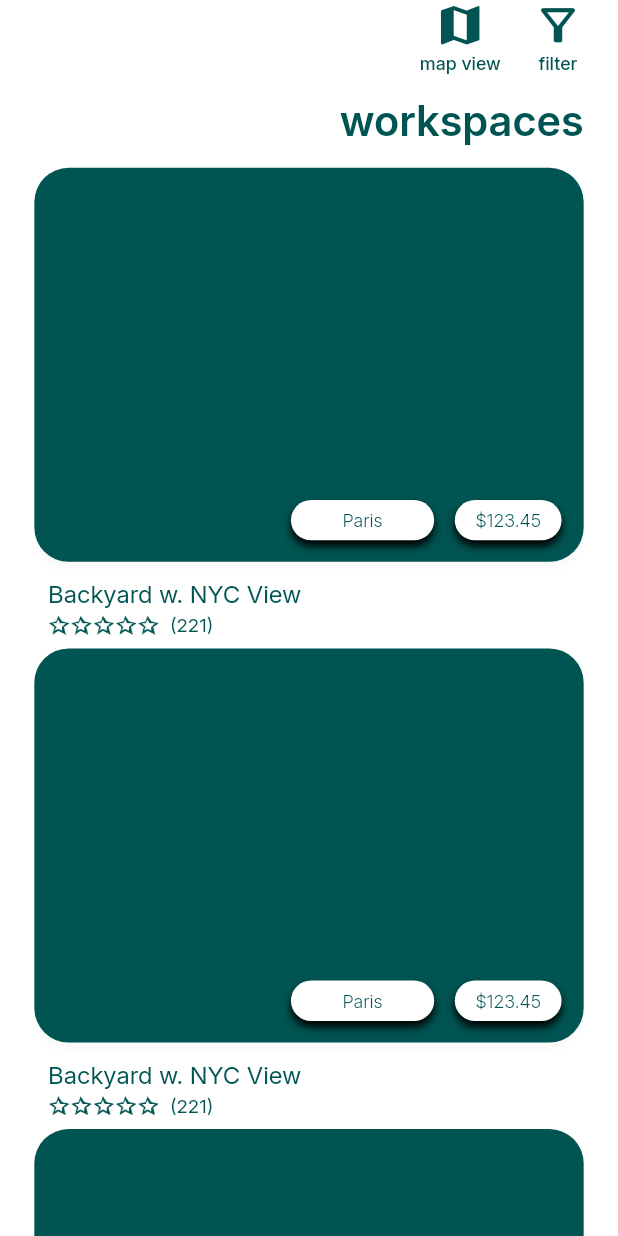
After one commit to deepanshdubey/balcony-flutter, a Flutter app: the WorkspaceAndPropertyPage screen opened directly, after a tap on "list view", on a phone screen of 412 x 824 dp. The commit adds this screen. Run offline on Flutter 3.47's test engine with Material 3 defaults, Android fonts, the light colour scheme and no system bars; our stand-ins replace auto_route, cached_network_image, flutter_mobx, flutter_screenutil, form_field_validator, get_it and 3 more; accounts and stored records are empty; generated files the repository leaves out were written again.

Commit message:
works & stays home tab added

```diff
--- /dev/null
+++ b/lib/ui/home/ui/tabs/workspace_and_property/ui/workspace_and_property_page.dart
@@ -0,0 +1,241 @@
+import 'package:balcony/generated/assets.dart';
+import 'package:balcony/ui/home/ui/tabs/user_and_host/widget/pagination_widget.dart';
+import 'package:balcony/ui/home/ui/tabs/user_and_host/widget/property_widget.dart';
+import 'package:balcony/values/extensions/context_ext.dart';
+import 'package:balcony/widget/app_image.dart';
+import 'package:flutter/material.dart';
+import 'package:flutter_screenutil/flutter_screenutil.dart';
+
+class WorkspaceAndPropertyPage extends StatefulWidget {
+  final bool isWorkSpace;
+
+  const WorkspaceAndPropertyPage({super.key, required this.isWorkSpace});
+
+  @override
+  WorkspaceAndPropertyPageState createState() =>
+      WorkspaceAndPropertyPageState();
+}
+
+class WorkspaceAndPropertyPageState extends State<WorkspaceAndPropertyPage> {
+  int currentPage = 2;
+  final int totalPages = 20;
+  bool isMapViewSelected = true;
+
+  @override
+  Widget build(BuildContext context) {
+    return Scaffold(
+      body: isMapViewSelected ? mapView() : listView(),
+    );
+  }
+
+  Widget listView() {
+    final theme = Theme.of(context);
+    return SafeArea(
+      child: Padding(
+        padding: EdgeInsets.symmetric(horizontal: 20.w),
+        child: ListView(
+          children: [
+            Row(
+              mainAxisAlignment: MainAxisAlignment.end,
+              children: [
+                GestureDetector(
+                  onTap: () {
+                    setState(() {
+                      isMapViewSelected = true;
+                    });
+                  },
+                  child: Column(
+                    mainAxisAlignment: MainAxisAlignment.spaceEvenly,
+                    mainAxisSize: MainAxisSize.min,
+                    children: [
+                      Icon(
+                        Icons.map,
+                        color: theme.primaryColor,
+                        size: 30.r,
+                      ),
+                      Text(
+                        "map view",
+                        style: theme.textTheme.bodyMedium?.copyWith(
+                          color: theme.primaryColor,
+                          fontSize: 12.spMin,
+                          fontWeight: FontWeight.w500,
+                        ),
+                      )
+                    ],
+                  ),
+                ),
+                16.w.horizontalSpace,
+                GestureDetector(
+                  onTap: () {
+                    // Map view action
+                  },
+                  child: Column(
+                    mainAxisAlignment: MainAxisAlignment.spaceEvenly,
+                    mainAxisSize: MainAxisSize.min,
+                    children: [
+                      Icon(
+                        Icons.filter_alt_outlined,
+                        color: theme.primaryColor,
+                        size: 30.r,
+                      ),
+                      Text(
+                        "filter",
+                        style: theme.textTheme.bodyMedium?.copyWith(
+                          color: theme.primaryColor,
+                          fontSize: 12.spMin,
+                          fontWeight: FontWeight.w500,
+                        ),
+                      )
+                    ],
+                  ),
+                ),
+              ],
+            ),
+            10.h.verticalSpace,
+            Text(
+              widget.isWorkSpace ? 'workspaces' : 'properties',
+              textAlign: TextAlign.end,
+              style: theme.textTheme.titleLarge?.copyWith(
+                fontWeight: FontWeight.w600,
+                fontSize: 28.spMin,
+              ),
+            ),
+            10.h.verticalSpace,
+            ListView.builder(
+              itemCount: 10,
+              shrinkWrap: true,
+              physics: const NeverScrollableScrollPhysics(),
+              itemBuilder: (context, index) {
+                return PropertyWidget(
+                  title: 'Backyard w. NYC View',
+                  location: 'Paris',
+                  rating: 4.5,
+                  price: '\$123.45',
+                  reviews: 221,
+                );
+              },
+            ),
+            PaginationControl(
+              currentPage: currentPage,
+              totalPages: totalPages,
+              onPageChanged: (newPage) {
+                setState(() {
+                  currentPage = newPage;
+                });
+              },
+            ),
+            60.h.verticalSpace,
+          ],
+        ),
+      ),
+    );
+  }
+
+  Widget mapView() {
+    final theme = Theme.of(context);
+    return Stack(
+      alignment: Alignment.topLeft,
+      children: [
+        AppImage(
+          height: context.height,
+          width: context.width,
+          assetPath: Assets.dummyMap,
+          boxFit: BoxFit.cover,
+          alignment: Alignment.bottomCenter,
+        ),
+        Positioned(
+          right: 20.r,
+          child: SafeArea(
+            child: Container(
+              padding: EdgeInsets.all(8.r),
+              decoration: BoxDecoration(
+                  color: Colors.white,
+                  borderRadius: BorderRadius.circular(10.r),
+                  border: Border.all(color: theme.primaryColor)),
+              child: Row(
+                mainAxisAlignment: MainAxisAlignment.end,
+                children: [
+                  GestureDetector(
+                    onTap: () {
+                      setState(() {
+                        isMapViewSelected = false;
+                      });
+                    },
+                    child: Column(
+                      mainAxisAlignment: MainAxisAlignment.spaceEvenly,
+                      mainAxisSize: MainAxisSize.min,
+                      children: [
+                        Icon(
+                          Icons.list,
+                          color: theme.primaryColor,
+                          size: 30.r,
+                        ),
+                        Text(
+                          "list view",
+                          style: theme.textTheme.bodyMedium?.copyWith(
+                            color: theme.primaryColor,
+                            fontSize: 12.spMin,
+                            fontWeight: FontWeight.w500,
+                          ),
+                        )
+                      ],
+                    ),
+                  ),
+                  16.w.horizontalSpace,
+                  GestureDetector(
+                    onTap: () {
+                      // Map view action
+                    },
+                    child: Column(
+                      mainAxisAlignment: MainAxisAlignment.spaceEvenly,
+                      mainAxisSize: MainAxisSize.min,
+                      children: [
+                        Icon(
+                          Icons.filter_alt_outlined,
+                          color: theme.primaryColor,
+                          size: 30.r,
+                        ),
+                        Text(
+                          "filter",
+                          style: theme.textTheme.bodyMedium?.copyWith(
+                            color: theme.primaryColor,
+                            fontSize: 12.spMin,
+                            fontWeight: FontWeight.w500,
+                          ),
+                        )
+                      ],
+                    ),
+                  ),
+                ],
+              ),
+            ),
+          ),
+        ),
+        Positioned(
+            top: context.height * .5,
+            left: 0,
+            right: 0,
+            child: SizedBox(
+              height: context.height * .4,
+              child: ListView.separated(
+                itemCount: 10,
+                scrollDirection: Axis.horizontal,
+                itemBuilder: (context, index) {
+                  return PropertyWidget(
+                    title: 'Backyard w. NYC View',
+                    location: 'Paris',
+                    rating: 4.5,
+                    price: '\$123.45',
+                    reviews: 221,
+                  );
+                },
+                separatorBuilder: (BuildContext context, int index) {
+                  return
+                    10.w.horizontalSpace;
+                },
+              ),
+            )),
+      ],
+    );
+  }
+}
--- a/pubspec.yaml
+++ b/pubspec.yaml
@@ -74,6 +74,7 @@ flutter:
   assets:
     - assets/images/
     - assets/
+    - assets/dummy/
     - assets/fonts/
 
 
```
Also changed, not shown: lib/ui/home/ui/home_page.dart (+17 -3 lines), lib/ui/home/ui/tabs/user_and_host/ui/user_and_host_page.dart (+9 -3 lines), lib/ui/home/ui/tabs/user_and_host/widget/pagination_widget.dart (added, +172 -0 lines), assets/dummy/map.png (added).
